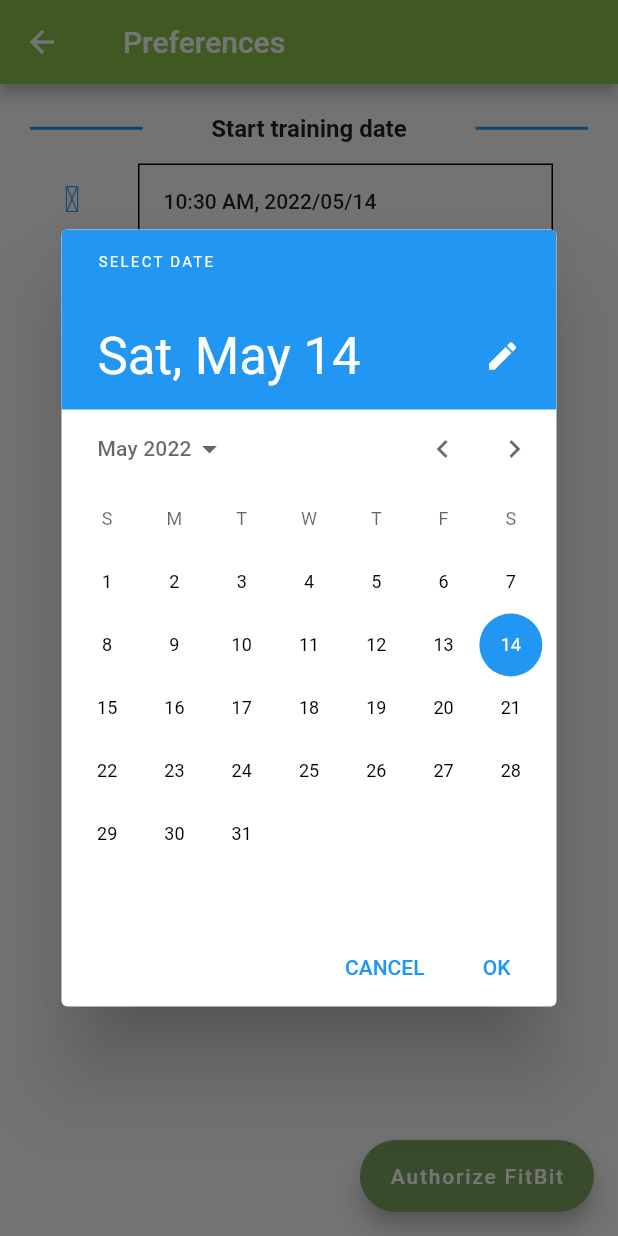
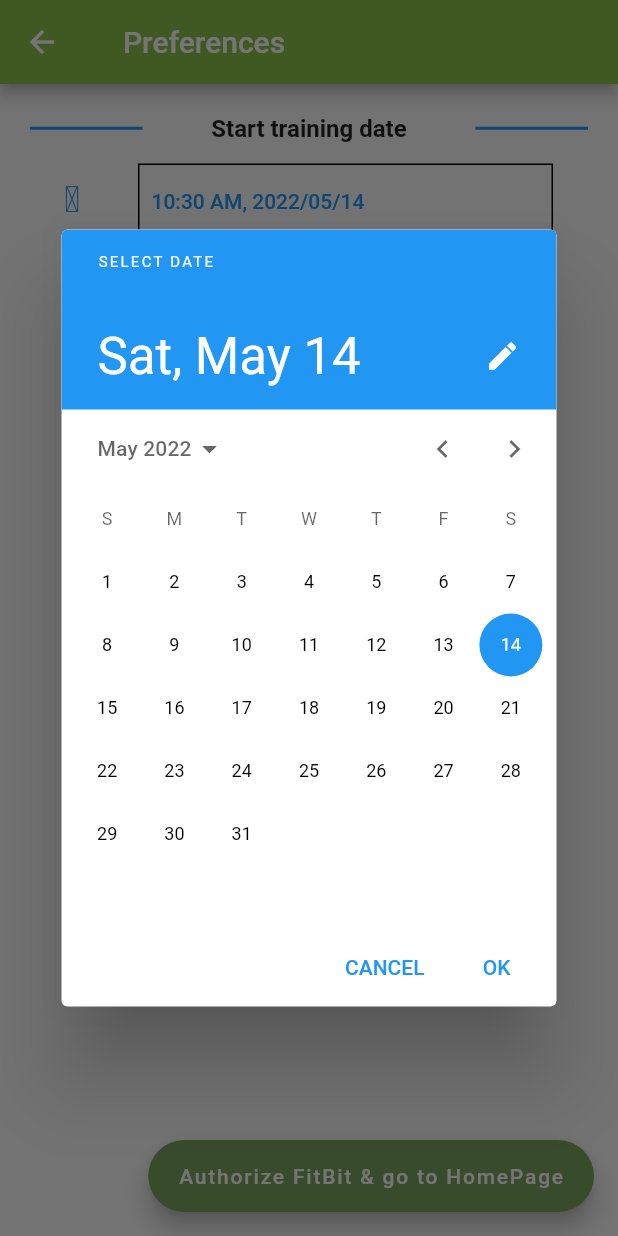
Before and after one commit to valemascio/KIPOS, a Flutter app: the PreferencePage screen opened by its route, after a tap on an icon or button, on a phone screen of 412 x 824 dp. Run offline on Flutter 3.47's test engine with Material 2 defaults, Android fonts, the phone set to English and light mode, and no system bars; our stand-ins replace expansion_tile_card, flip_card, flutter_login, material_design_icons_flutter; missing offline and left inert: fitbitter.

Commit message:
Added navigator to preferencePage

```diff
--- a/kipos/lib/main.dart
+++ b/kipos/lib/main.dart
@@ -7,7 +7,6 @@ import 'package:kipos/screens/tipsPage.dart';
 import 'package:kipos/screens/loginPage.dart';
 import 'package:kipos/screens/logoutPage.dart';
 import 'package:material_design_icons_flutter/material_design_icons_flutter.dart';
-import 'package:fitbitter/fitbitter.dart';
 
 void main() {
   runApp(const MyApp());
--- a/kipos/lib/screens/preferencePage.dart
+++ b/kipos/lib/screens/preferencePage.dart
@@ -7,8 +7,6 @@ import 'package:kipos/screens/homePage.dart';
 import 'package:fitbitter/fitbitter.dart';
 import 'package:kipos/utilities/strings.dart';
 
-//This is the class that implement the page to be used to edit existing meals and add new meals.
-//This is a StatefulWidget since it needs to rebuild when the form fields change.
 class PreferencePage extends StatefulWidget {
   PreferencePage({Key? key}) : super(key: key);
 
@@ -17,19 +15,14 @@ class PreferencePage extends StatefulWidget {
 
   @override
   State<PreferencePage> createState() => _PreferencePageState();
-} //MealPage
+} //PreferencePage
 
-//Class that manages the state of MealPage
 class _PreferencePageState extends State<PreferencePage> {
-  //Form globalkey: this is required to validate the form fields.
   final formKey = GlobalKey<FormState>();
 
-  //Variables that maintain the current form fields values in memory.
   TextEditingController _choController = TextEditingController();
   DateTime _selectedDate = DateTime.now();
-  //Here, we are using initState() to initialize the form fields values.
-  //Rationale: Meal content and time are not known is the meal is new (mealIndex == -1).
-  //  In this case, initilize them to empty and now(), respectively, otherwise set them to the respective values.
+
   @override
   void initState() {
     super.initState();
@@ -44,8 +37,6 @@ class _PreferencePageState extends State<PreferencePage> {
 
   @override
   Widget build(BuildContext context) {
-    //The page is composed of a form. An action in the AppBar is used to validate and save the information provided by the user.
-    //A FAB is showed to provide the "delete" functinality. It is showed only if the meal already exists.
     return Scaffold(
       appBar: AppBar(
         title: (const Text('  Preferences ')),
@@ -84,21 +75,17 @@ class _PreferencePageState extends State<PreferencePage> {
 
           // Use them as you want
           final snackBar = SnackBar(
-              content:
-                  Text('Yesterday you walked ${stepsData[2].value} steps!'));
+              content: Text('The authorization process was successful!'));
           ScaffoldMessenger.of(context).showSnackBar(snackBar);
+
+          Navigator.pushNamed(context, HomePage.route);
         },
-        label: Text('Authorize FitBit'),
+        label: Text('Authorize FitBit & go to HomePage'),
         backgroundColor: Color.fromARGB(255, 122, 164, 94),
       ),
     );
   } //build
 
-  //Utility method used to build the form.
-  //Here, I'm showing to you how to do some new things:
-  //1. How to actually implement a Form;
-  //2. Define custom-made FormTiles (take a look at the widgets/formSeparator.dart and widgets/formTiles.dart files);
-  //3. How to implement a Date+Time picker (take a look at the _selectDate utility method).
   Widget _buildForm(BuildContext context) {
     return Form(
       key: formKey,
@@ -122,45 +109,22 @@ class _PreferencePageState extends State<PreferencePage> {
     );
   } // _buildForm
 
-  //Utility method that implements a Date+Time picker.
   Future<void> _selectDate(BuildContext context) async {
     final DateTime? picked = await showDatePicker(
-            context: context,
-            initialDate: _selectedDate,
-            firstDate: DateTime(2010),
-            lastDate: DateTime(2101))
-        /*.then((value) async {
-      if (value != null) {
-        TimeOfDay? pickedTime = await showTimePicker(
-          context: context,
-          initialTime:
-              TimeOfDay(hour: _selectedDate.hour, minute: _selectedDate.minute),
-        );
-        return pickedTime != null
-            ? value.add(
-                Duration(hours: pickedTime.hour, minutes: pickedTime.minute))
-            : null;
-      }
-      return null;
-    })*/
-        ;
+        context: context,
+        initialDate: _selectedDate,
+        firstDate: DateTime(2010),
+        lastDate: DateTime(2101));
     if (picked != null && picked != _selectedDate)
-      //Here, I'm using setState to update the _selectedDate field and rebuild the UI.
       setState(() {
         _selectedDate = picked;
       });
   } //_selectDate
 
-  //Utility method that validate the form and, if it is valid, save the new meal information.
   void _validateAndSave(BuildContext context) {
     if (formKey.currentState!.validate()) {
       Navigator.pop(context);
     }
   } // _validateAndSave
 
-  //Utility method that deletes a meal entry.
-  void _deleteAndPop(BuildContext context) {
-    Navigator.pop(context);
-  } //_deleteAndPop
-
 }
--- a/kipos/lib/utilities/formDateTiles.dart
+++ b/kipos/lib/utilities/formDateTiles.dart
@@ -1,9 +1,6 @@
 import 'package:flutter/material.dart';
 import 'package:intl/intl.dart';
 
-///Class that implement a custom-made [ListTile] to manage textboxes containing dates in a [Form].
-///You must provide a label that is shown as helper, the date to show, an icon, a callback to define the behaviour of the field when it is tapped, and a [DateFormat].
-///The [FormDateTile] content is always valid and it should be guaranteed via a DatePicker.
 class FormDateTile extends ListTile {
   final labelText;
   final date;
@@ -22,7 +19,7 @@ class FormDateTile extends ListTile {
   Widget build(BuildContext context) {
     Size screenSize = MediaQuery.of(context).size;
     return ListTile(
-      leading: Icon(icon, color: Theme.of(context).accentColor),
+      leading: Icon(icon, color: Theme.of(context).colorScheme.secondary),
       title: Column(
         crossAxisAlignment: CrossAxisAlignment.start,
         children: <Widget>[
@@ -38,7 +35,7 @@ class FormDateTile extends ListTile {
             child: Container(
               alignment: Alignment.centerLeft,
               width: screenSize.width / 1.5,
-              child: FlatButton(
+              child: TextButton(
                 child: Text(dateFormat.format(date)),
                 onPressed: onPressed,
               ),
--- a/kipos/lib/utilities/formSeparator.dart
+++ b/kipos/lib/utilities/formSeparator.dart
@@ -1,7 +1,5 @@
 import 'package:flutter/material.dart';
 
-///Class that implements a custom [StatelessWidget] that acts as a separator in a [Form].
-///It can be used to separate "categories" in a [Form].
 class FormSeparator extends StatelessWidget {
   final label;
 
@@ -21,7 +19,7 @@ class FormSeparator extends StatelessWidget {
                 height: 2,
                 width: 75,
                 child: Container(
-                  color: Theme.of(context).accentColor,
+                  color: Theme.of(context).colorScheme.secondary,
                 ),
               ),
               Expanded(
@@ -34,7 +32,7 @@ class FormSeparator extends StatelessWidget {
                 height: 2,
                 width: 75,
                 child: Container(
-                  color: Theme.of(context).accentColor,
+                  color: Theme.of(context).colorScheme.secondary,
                 ),
               ),
             ],
```
Also changed, not shown: kipos/lib/screens/homePage.dart (+1 -39 lines).
